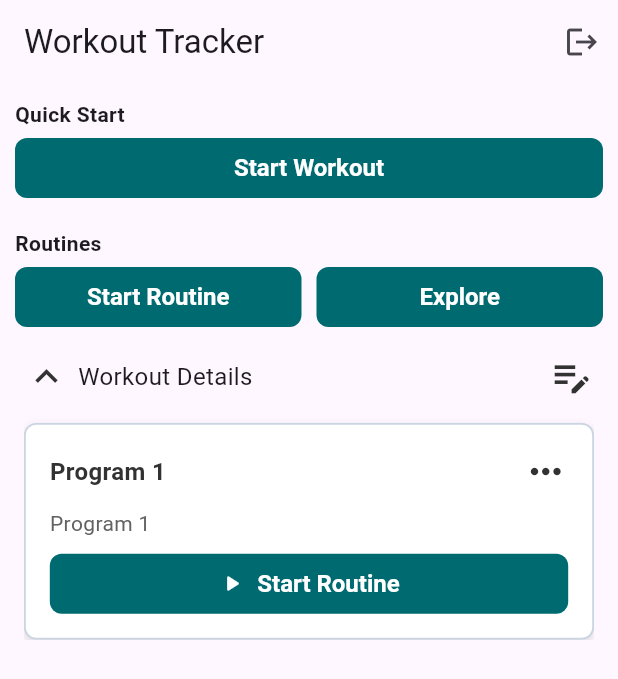
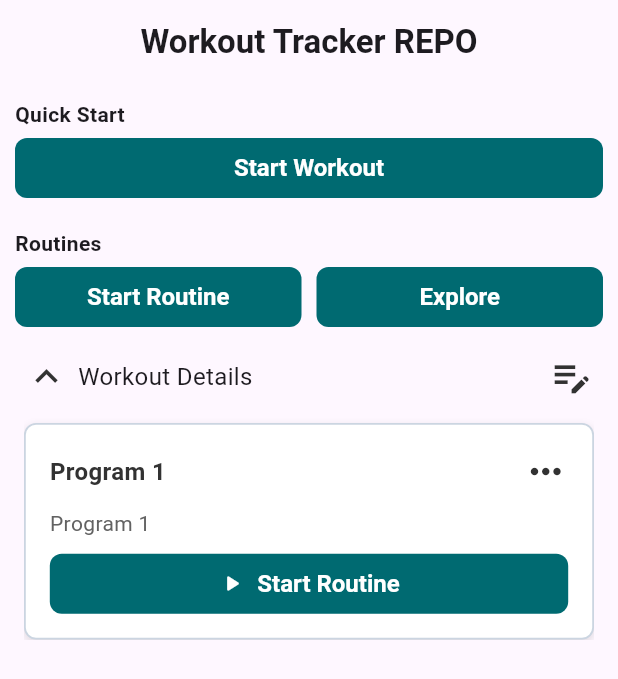
Before and after one commit to whitecatbeluga/workout-tracker-repo, a Flutter app: the WorkoutPage screen opened directly, on a phone screen of 412 x 824 dp. Shown: the top 679 px of the screen. Run offline on Flutter 3.47's test engine with Material 3 defaults, Android fonts, the light colour scheme and no system bars; our stand-ins replace cloud_firestore, firebase_auth, firebase_core, firebase_storage, fl_chart, flutter_dotenv and 2 more; accounts and stored records are empty.

Commit message:
update home

```diff
--- a/lib/presentation/pages/workout/workout.dart
+++ b/lib/presentation/pages/workout/workout.dart
@@ -55,20 +55,24 @@ class WorkoutPage extends StatelessWidget {
     );
     return Scaffold(
       appBar: AppBar(
-        title: const Text('Workout Tracker'),
+        title: const Text(
+          'Workout Tracker REPO',
+          style: TextStyle(fontWeight: FontWeight.bold),
+        ),
+        centerTitle: true,
         actions: [
-          IconButton(
-            icon: const Icon(Icons.logout),
-            tooltip: 'Logout',
-            onPressed: () async {
-              await authService.value.signOut();
-              Navigator.pushNamedAndRemoveUntil(
-                context,
-                AuthRoutes.login,
-                (route) => false,
-              );
-            },
-          ),
+          // IconButton(
+          //   icon: const Icon(Icons.logout),
+          //   tooltip: 'Logout',
+          //   onPressed: () async {
+          //     await authService.value.signOut();
+          //     Navigator.pushNamedAndRemoveUntil(
+          //       context,
+          //       AuthRoutes.login,
+          //       (route) => false,
+          //     );
+          //   },
+          // ),
         ],
       ),
       body: SafeArea(
```
